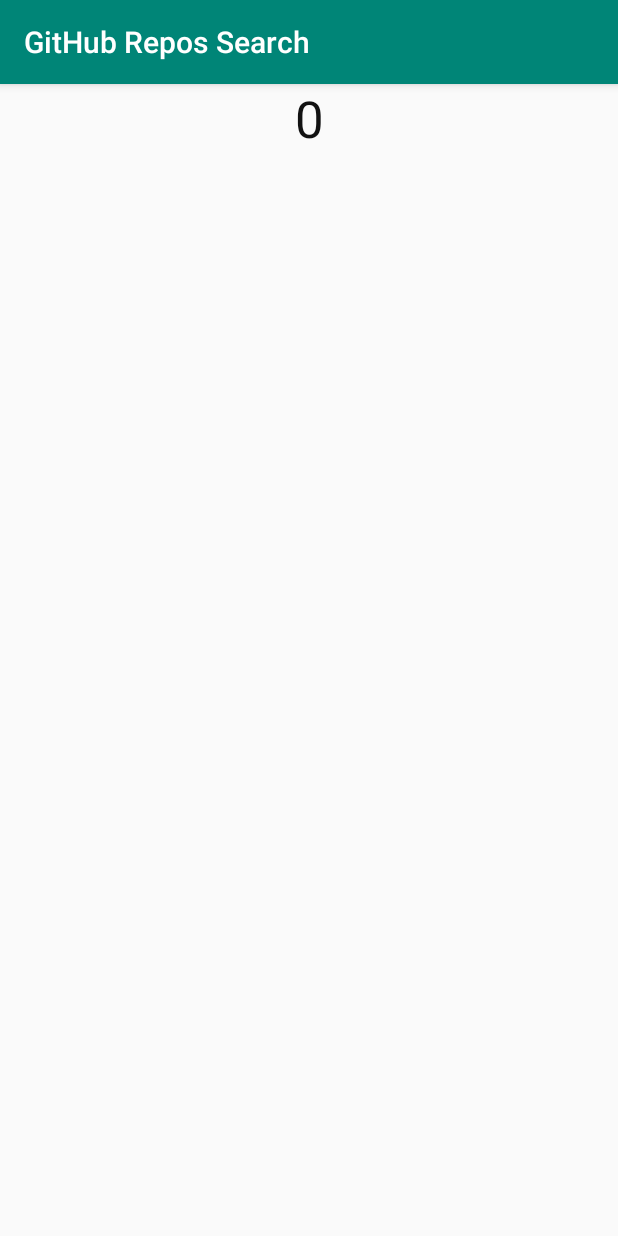
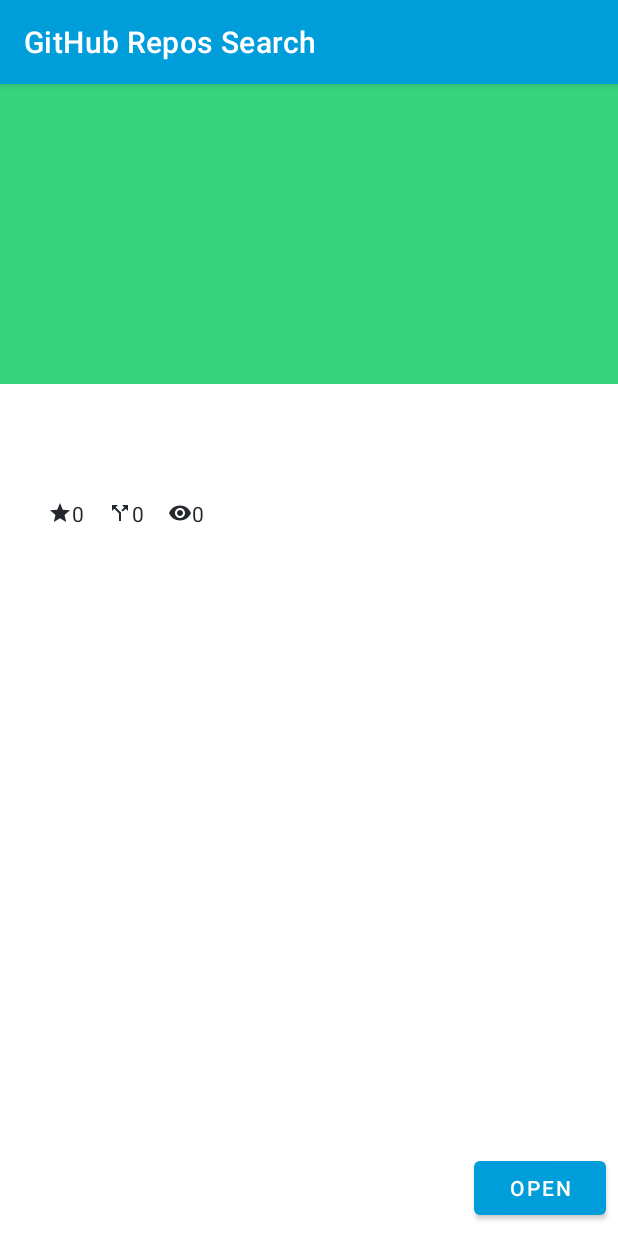
Before and after one commit to P72B/GithubBrowserSample, an Android app: the fragment DetailsFragment placed in its activity, on a phone screen of 412 x 824 dp. Run offline under Robolectric (Android 15) with nearby library versions, the phone set to English and light mode, and no system bars; our stand-ins replace data binding; 2 statements that could not run were skipped.

Commit message:
Fill DetailsView with data.

```diff
--- a/app/build.gradle
+++ b/app/build.gradle
@@ -43,6 +43,7 @@ dependencies {
     implementation 'androidx.swiperefreshlayout:swiperefreshlayout:1.0.0'
     implementation 'androidx.recyclerview:recyclerview:1.1.0-rc01'
     implementation 'androidx.preference:preference:1.1.0'
+    implementation 'androidx.browser:browser:1.0.0'
 
     implementation "com.google.android.material:material:1.2.0-alpha01"
 
--- /dev/null
+++ b/app/src/main/java/de/p72b/umi/github/ui/details/BindingAdapter.kt
@@ -0,0 +1,32 @@
+package de.p72b.umi.github.ui.details
+
+import android.content.Context
+import android.widget.TextView
+import androidx.appcompat.content.res.AppCompatResources
+import androidx.core.content.ContextCompat
+import androidx.databinding.BindingAdapter
+import androidx.core.graphics.drawable.DrawableCompat
+import de.p72b.umi.github.R
+
+@BindingAdapter("app:languageIcon")
+fun languageIcon(view: TextView, language: String?) {
+    if (language.isNullOrEmpty()) {
+        return
+    }
+    AppCompatResources.getDrawable(view.context, R.drawable.ic_fiber_manual_record_black_24dp)?.let {
+        val color = getAssociatedColor(language, view.context)
+        val wrappedDrawable = DrawableCompat.wrap(it)
+        DrawableCompat.setTint(wrappedDrawable, color)
+        view.setCompoundDrawablesWithIntrinsicBounds(wrappedDrawable, null, null, null)
+    }
+}
+
+private fun getAssociatedColor(language: String, context: Context): Int {
+    return when (language) {
+        "Kotlin" -> ContextCompat.getColor(context, R.color.weShareBlue)
+        "Java" -> ContextCompat.getColor(context, R.color.weShareSunYellow)
+        "C++" -> ContextCompat.getColor(context, R.color.weShareGrassGreen)
+        "Dart" -> ContextCompat.getColor(context, R.color.weShareSkyBlue)
+        else -> ContextCompat.getColor(context, R.color.introvertTextColor)
+    }
+}
--- /dev/null
+++ b/app/src/main/res/drawable/ic_call_split_black_24dp.xml
@@ -0,0 +1,5 @@
+<vector android:height="16dp" android:tint="#25292E"
+    android:viewportHeight="24.0" android:viewportWidth="24.0"
+    android:width="16dp" xmlns:android="http://schemas.android.com/apk/res/android">
+    <path android:fillColor="#FF000000" android:pathData="M14,4l2.29,2.29 -2.88,2.88 1.42,1.42 2.88,-2.88L20,10L20,4zM10,4L4,4v6l2.29,-2.29 4.71,4.7L11,20h2v-8.41l-5.29,-5.3z"/>
+</vector>
--- /dev/null
+++ b/app/src/main/res/drawable/ic_fiber_manual_record_black_24dp.xml
@@ -0,0 +1,5 @@
+<vector android:height="16dp" android:tint="#25292E"
+    android:viewportHeight="24.0" android:viewportWidth="24.0"
+    android:width="16dp" xmlns:android="http://schemas.android.com/apk/res/android">
+    <path android:fillColor="#010101" android:pathData="M12,12m-8,0a8,8 0,1 1,16 0a8,8 0,1 1,-16 0"/>
+</vector>
--- /dev/null
+++ b/app/src/main/res/drawable/ic_remove_red_eye_black_24dp.xml
@@ -0,0 +1,5 @@
+<vector android:height="16dp" android:tint="#25292E"
+    android:viewportHeight="24.0" android:viewportWidth="24.0"
+    android:width="16dp" xmlns:android="http://schemas.android.com/apk/res/android">
+    <path android:fillColor="#FF000000" android:pathData="M12,4.5C7,4.5 2.73,7.61 1,12c1.73,4.39 6,7.5 11,7.5s9.27,-3.11 11,-7.5c-1.73,-4.39 -6,-7.5 -11,-7.5zM12,17c-2.76,0 -5,-2.24 -5,-5s2.24,-5 5,-5 5,2.24 5,5 -2.24,5 -5,5zM12,9c-1.66,0 -3,1.34 -3,3s1.34,3 3,3 3,-1.34 3,-3 -1.34,-3 -3,-3z"/>
+</vector>
--- a/app/src/main/res/layout/fragment_details.xml
+++ b/app/src/main/res/layout/fragment_details.xml
@@ -4,31 +4,136 @@
     xmlns:tools="http://schemas.android.com/tools">
 
     <data>
+
         <variable
             name="detailsViewModel"
             type="de.p72b.umi.github.ui.details.DetailsViewModel" />
+
+        <variable
+            name="handler"
+            type="de.p72b.umi.github.ui.details.Handler" />
     </data>
 
     <androidx.constraintlayout.widget.ConstraintLayout
-        android:id="@+id/score_layout"
+        android:id="@+id/repo_layout"
         android:layout_width="match_parent"
         android:layout_height="match_parent"
         tools:context=".screens.score.ScoreFragment">
 
         <TextView
-            android:id="@+id/score_text"
-            android:layout_width="wrap_content"
+            android:id="@+id/vName"
+            style="@style/TextAppearance.MaterialComponents.Headline4"
+            android:layout_width="0dp"
             android:layout_height="wrap_content"
+            android:layout_marginStart="16dp"
             android:fontFamily="sans-serif"
-            android:text="@{String.valueOf(detailsViewModel.data.id)}"
+            android:text="@{detailsViewModel.data.name}"
             android:textColor="@color/normalTextColor"
             android:textSize="34sp"
             android:textStyle="normal"
+            app:layout_constraintStart_toStartOf="parent"
+            app:layout_constraintTop_toBottomOf="@+id/imageView"
+            tools:text="BurstMonitor" />
+
+        <ImageView
+            android:id="@+id/imageView"
+            android:layout_width="0dp"
+            android:layout_height="200dp"
             app:layout_constraintEnd_toEndOf="parent"
-            app:layout_constraintHorizontal_bias="0.5"
             app:layout_constraintStart_toStartOf="parent"
             app:layout_constraintTop_toTopOf="parent"
-            tools:text="40" />
+            app:srcCompat="@color/weShareGrassGreen" />
+
+        <TextView
+            android:id="@+id/vOwner"
+            android:layout_width="wrap_content"
+            android:layout_height="wrap_content"
+            android:layout_marginStart="16dp"
+            android:layout_marginTop="4dp"
+            android:text="@{detailsViewModel.data.owner.login}"
+            app:layout_constraintStart_toStartOf="parent"
+            app:layout_constraintTop_toBottomOf="@+id/vName"
+            tools:text="p72b" />
+
+        <TextView
+            android:id="@+id/vStars"
+            android:layout_width="wrap_content"
+            android:layout_height="wrap_content"
+            android:layout_marginStart="16dp"
+            android:layout_marginTop="8dp"
+            android:drawableStart="@drawable/ic_star_black_24dp"
+            android:text="@{String.valueOf(detailsViewModel.data.stargazersCount)}"
+            android:textColor="@color/githubBlue"
+            app:layout_constraintStart_toEndOf="@+id/vLanguage"
+            app:layout_constraintTop_toBottomOf="@+id/vOwner"
+            tools:text="658" />
+
+        <TextView
+            android:id="@+id/vForks"
+            android:layout_width="wrap_content"
+            android:layout_height="wrap_content"
+            android:layout_marginStart="16dp"
+            android:layout_marginTop="8dp"
+            android:drawableStart="@drawable/ic_call_split_black_24dp"
+            android:text="@{String.valueOf(detailsViewModel.data.forksCount)}"
+            android:textColor="@color/githubBlue"
+            app:layout_constraintStart_toEndOf="@+id/vStars"
+            app:layout_constraintTop_toBottomOf="@+id/vOwner"
+            tools:text="658" />
+
+        <TextView
+            android:id="@+id/vWatcher"
+            android:layout_width="wrap_content"
+            android:layout_height="19dp"
+            android:layout_marginStart="16dp"
+            android:layout_marginTop="8dp"
+            android:drawableStart="@drawable/ic_remove_red_eye_black_24dp"
+            android:text="@{String.valueOf(detailsViewModel.data.watchersCount)}"
+            android:textColor="@color/githubBlue"
+            app:layout_constraintStart_toEndOf="@+id/vForks"
+            app:layout_constraintTop_toBottomOf="@+id/vOwner"
+            tools:text="658" />
+
+        <TextView
+            android:id="@+id/vLanguage"
+            android:layout_width="wrap_content"
+            android:layout_height="wrap_content"
+            android:layout_marginStart="16dp"
+            android:layout_marginTop="8dp"
+            android:text="@{detailsViewModel.data.language}"
+            android:textColor="@color/githubBlue"
+            app:layout_constraintStart_toStartOf="parent"
+            app:layout_constraintTop_toBottomOf="@+id/vOwner"
+            tools:text="Kotlin" />
+
+        <TextView
+            android:id="@+id/vDescription"
+            style="@style/TextAppearance.MaterialComponents.Body1"
+            android:layout_width="0dp"
+            android:layout_height="wrap_content"
+            android:layout_marginStart="16dp"
+            android:layout_marginTop="24dp"
+            android:layout_marginEnd="16dp"
+            android:text="@{detailsViewModel.data.description}"
+            android:textColor="@color/normalTextColor"
+            app:layout_constraintEnd_toEndOf="parent"
+            app:layout_constraintStart_toStartOf="parent"
+            app:layout_constraintTop_toBottomOf="@+id/vLanguage"
+            tools:text="Burst pool mining monitor android application" />
+
+        <com.google.android.material.button.MaterialButton
+            android:id="@+id/vOpenLink"
+            style="@style/Widget.MaterialComponents.Button"
+            android:layout_width="wrap_content"
+            android:layout_height="wrap_content"
+            android:layout_marginEnd="8dp"
+            android:layout_marginBottom="8dp"
+            android:text="@string/button_open"
+            app:layout_constraintBottom_toBottomOf="parent"
+            app:layout_constraintEnd_toEndOf="parent"
+            app:layout_constraintTop_toBottomOf="@+id/vDescription"
+            app:layout_constraintVertical_bias="1.0" />
+        <!--app:languageIcon="@{detailsViewModel.data.language}"-->
 
     </androidx.constraintlayout.widget.ConstraintLayout>
 </layout>
--- a/app/src/main/res/values/colors.xml
+++ b/app/src/main/res/values/colors.xml
@@ -1,10 +1,16 @@
 <?xml version="1.0" encoding="utf-8"?>
 <resources>
-    <color name="colorPrimary">#008577</color>
-    <color name="colorPrimaryDark">#00574B</color>
-    <color name="colorAccent">#D81B60</color>
+    <color name="colorPrimary">@color/weShareSkyBlue</color>
+    <color name="colorPrimaryDark">@color/weShareBlue</color>
+    <color name="colorAccent">@color/weShareSunYellow</color>
     <color name="white">#FFFFFF</color>
     <color name="githubBlue">#25292E</color>
     <color name="normalTextColor">#121212</color>
     <color name="introvertTextColor">#797979</color>
+
+
+    <color name="weShareSunYellow">#efd533</color>
+    <color name="weShareBlue">#1d38bc</color>
+    <color name="weShareSkyBlue">#009ddb</color>
+    <color name="weShareGrassGreen">#37d47f</color>
 </resources>
--- a/app/src/main/res/values/strings.xml
+++ b/app/src/main/res/values/strings.xml
@@ -2,6 +2,7 @@
     <string name="app_name">GitHub Repos Search</string>
     <string name="toolbar_search">Search</string>
     <string name="search_query_hint">"Search for repositories"</string>
+    <string name="button_open">Open</string>
 
     <!-- key -->
     <string name="pref_key_search">prefKeySearch</string>
--- a/app/src/main/res/values/styles.xml
+++ b/app/src/main/res/values/styles.xml
@@ -1,7 +1,7 @@
 <resources>
 
     <!-- Base application theme. -->
-    <style name="AppTheme" parent="Theme.AppCompat.Light.DarkActionBar">
+    <style name="AppTheme" parent="Theme.MaterialComponents.Light.DarkActionBar">
         <!-- Customize your theme here. -->
         <item name="colorPrimary">@color/colorPrimary</item>
         <item name="colorPrimaryDark">@color/colorPrimaryDark</item>
```
